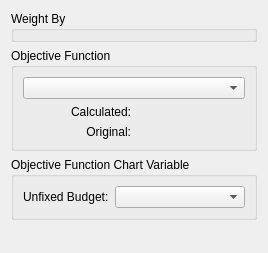
First picture: the form in plugins/calculate/NACalculateForm.ui, repository dmzgroup/mbra, before the edit.
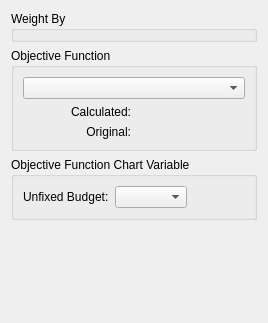
Second picture: the form after the edit.

The edit to the form file:
```diff
--- a/plugins/calculate/NACalculateForm.ui
+++ b/plugins/calculate/NACalculateForm.ui
@@ -7,7 +7,7 @@
     <x>0</x>
     <y>0</y>
     <width>268</width>
-    <height>253</height>
+    <height>323</height>
    </rect>
   </property>
   <property name="windowTitle">
@@ -90,6 +90,9 @@
       <bool>true</bool>
      </property>
      <layout class="QFormLayout" name="formLayout">
+      <property name="fieldGrowthPolicy">
+       <enum>QFormLayout::FieldsStayAtSizeHint</enum>
+      </property>
       <item row="0" column="0">
        <widget class="QLabel" name="label_3">
         <property name="text">
```
Left out of the diff: 1 changed line with no effect on the pictures.
